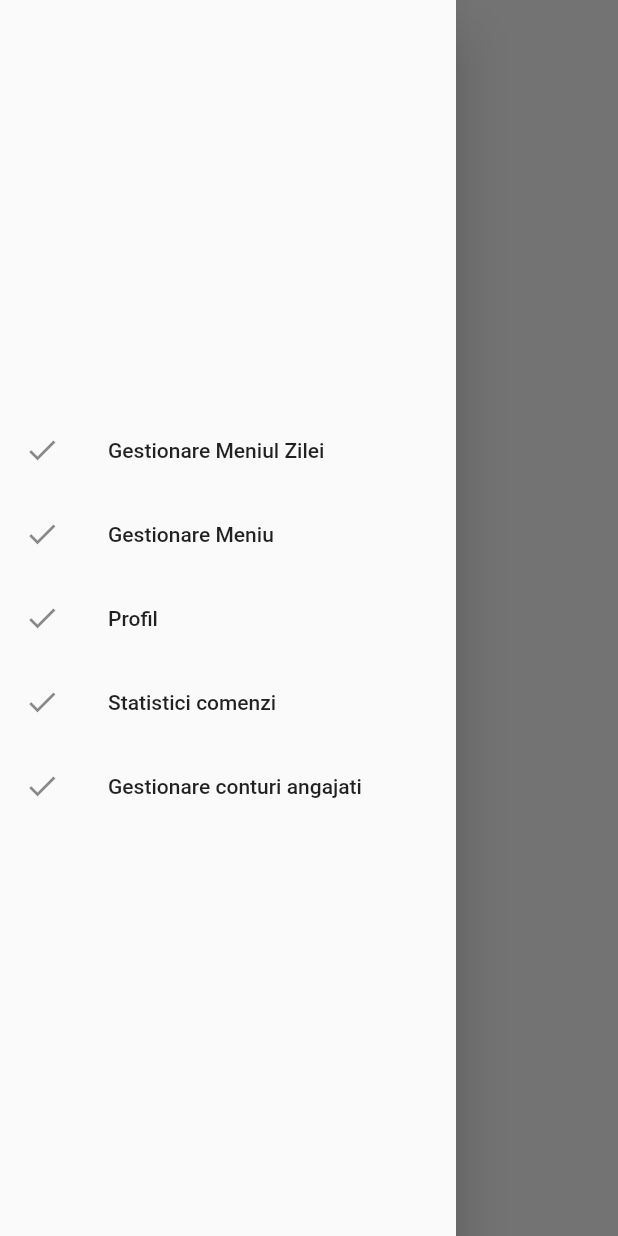
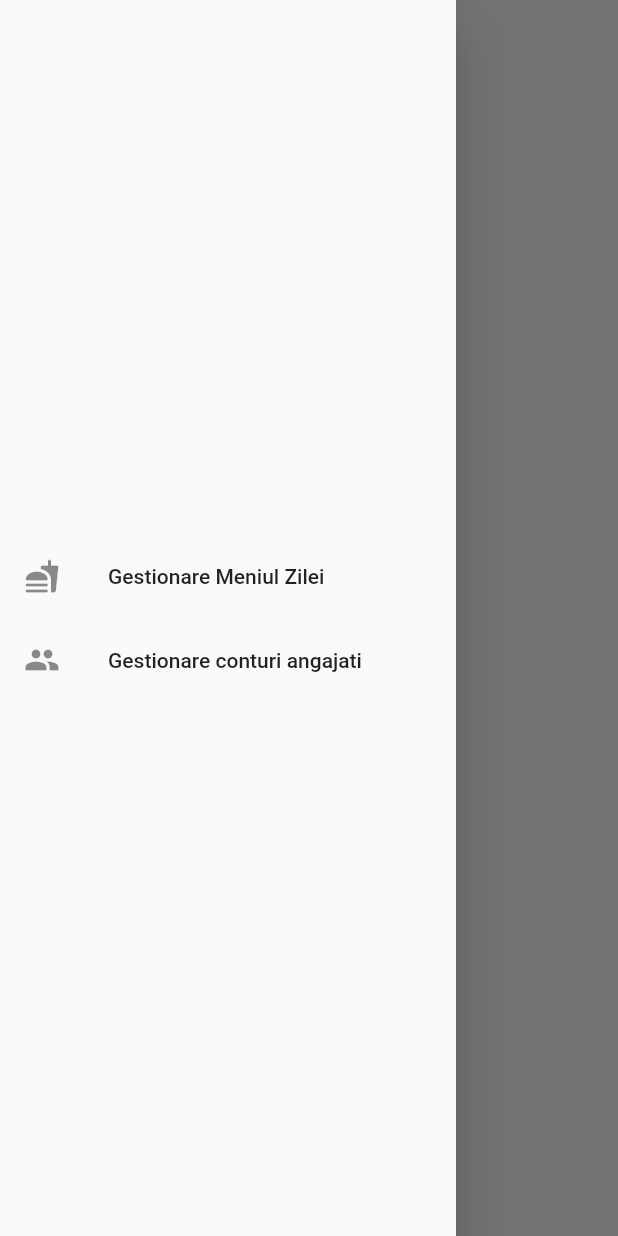
Before and after one commit to bogdy9912/food_delivery_admin, a Flutter app: the HomePage screen opened by its route, with the side drawer open, on a phone screen of 412 x 824 dp. Run offline on Flutter 3.47's test engine with Material 2 defaults, Android fonts, the phone set to English and light mode, and no system bars; our stand-ins replace built_collection, built_value, cloud_firestore, firebase_auth, firebase_core, firebase_storage and 5 more; missing offline and left inert: redux_epics; accounts and stored records are empty.

Commit message:
change drawer icons, display roles in accounts page

```diff
--- a/lib/src/presentation/employee_accounts/employee_widget.dart
+++ b/lib/src/presentation/employee_accounts/employee_widget.dart
@@ -13,6 +13,7 @@ class EmployeeWidget extends StatelessWidget {
   Widget build(BuildContext context) {
     return ListTile(
       title: Text(employee.firstName + ' ' + employee.lastName),
+      subtitle: Text(employee.roles.join(', ')),
       trailing: IconButton(
         onPressed: () {
           StoreProvider.of<AppState>(context)
--- a/lib/src/presentation/home_page/app_drawer.dart
+++ b/lib/src/presentation/home_page/app_drawer.dart
@@ -30,14 +30,14 @@ class AppDrawer extends StatelessWidget with DialogMixin {
           children: <Widget>[
             ListTile(
               title: const Text('Gestionare Meniul Zilei'),
-              leading: const Icon(Icons.done),
+              leading: const Icon(Icons.fastfood_rounded),
               onTap: () {
                 StoreProvider.of<AppState>(context).dispatch(GetDailyMeniu(
                     response: (AppAction action) =>
                         _response(action, context)));
               },
             ),
-            ListTile(
+          /*  ListTile(
               title: const Text('Gestionare Meniu'),
               leading: const Icon(Icons.done),
               onTap: () {
@@ -57,10 +57,10 @@ class AppDrawer extends StatelessWidget with DialogMixin {
               onTap: () {
                 Navigator.pushNamed(context, AppRoutes.dailyMeniu);
               },
-            ),
+            ),*/
             ListTile(
               title: const Text('Gestionare conturi angajati'),
-              leading: const Icon(Icons.done),
+              leading: const Icon(Icons.group),
               onTap: () {
                 StoreProvider.of<AppState>(context).dispatch(GetEmployees(
                     adminId: admin!.uid,
```
